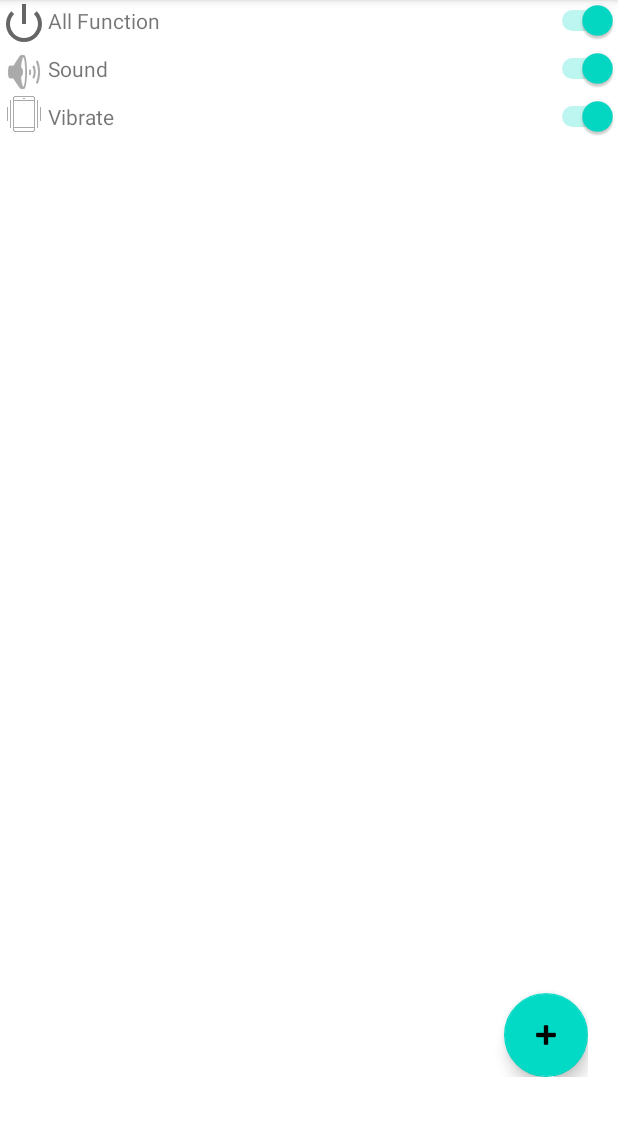
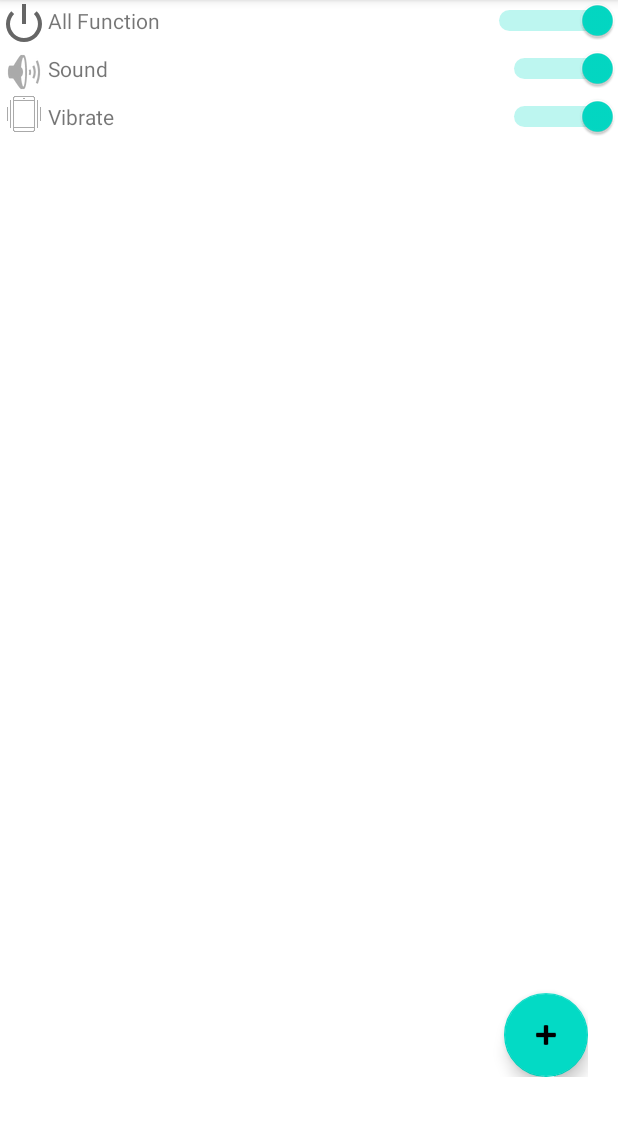
Before and after one commit to gamtruliar/NotiAlarm, an Android app: the screen it shows after launch (MainActivity), on a phone screen of 412 x 824 dp, the part 84-1220 px from its top. Run offline under Robolectric (Android 15) with nearby library versions, the phone set to English and light mode, and no system bars; our stand-ins replace AdMob, navigation-ui; 2 statements that could not run were skipped.

```diff
--- a/app/build.gradle
+++ b/app/build.gradle
@@ -11,8 +11,8 @@ android {
         applicationId "com.gamtruliar.notialarm"
         minSdk 24
         targetSdk 30
-        versionCode 2
-        versionName "1.0.1"
+        versionCode 5
+        versionName "1.0.3"
 
         testInstrumentationRunner "androidx.test.runner.AndroidJUnitRunner"
     }
--- a/app/src/main/java/com/gamtruliar/notialarm/Data/FilterData.kt
+++ b/app/src/main/java/com/gamtruliar/notialarm/Data/FilterData.kt
@@ -17,7 +17,7 @@ data class FilterData (
     var banTimes: HashMap<Int,BanTimePeriod> = HashMap<Int,BanTimePeriod>(),
     var banTimesUUID:Int=0,
     var specSound:String="",
-    var needVibrate:Boolean=false,
-    var needSound:Boolean=false,
+    var needVibrate:Boolean=true,
+    var needSound:Boolean=true,
     var ringDuration:Int= RingDurationType._5_Minus.ordinal
 )
--- a/app/src/main/java/com/gamtruliar/notialarm/SelectAppPage.kt
+++ b/app/src/main/java/com/gamtruliar/notialarm/SelectAppPage.kt
@@ -55,8 +55,8 @@ class SelectAppPage  : NoMenuFragment() {
                     var nAppData=AppData()
                     nAppData.packageName=appInfo.packageName
                     nAppData.app_name=pkName2Label[appInfo.packageName]!!
-                    val icon: Drawable = pm.getApplicationIcon(appInfo.packageName)
-                    nAppData.icon=icon
+//                    val icon: Drawable = pm.getApplicationIcon(appInfo.packageName)
+//                    nAppData.icon=icon
                     data.add(nAppData)
                 }
             }
--- a/app/src/main/res/layout/fragment_first.xml
+++ b/app/src/main/res/layout/fragment_first.xml
@@ -37,7 +37,8 @@
             <Switch
                 android:id="@+id/AllSwitch"
                 android:layout_width="wrap_content"
-                android:layout_height="wrap_content" />
+                android:layout_height="wrap_content"
+                android:switchMinWidth="90dp"/>
 
         </TableRow>
 
@@ -61,7 +62,8 @@
             <Switch
                 android:id="@+id/SoundSwitch"
                 android:layout_width="wrap_content"
-                android:layout_height="wrap_content" />
+                android:layout_height="wrap_content"
+                android:switchMinWidth="80dp"/>
         </TableRow>
 
         <TableRow
@@ -85,7 +87,8 @@
             <Switch
                 android:id="@+id/VibrateSwitch"
                 android:layout_width="wrap_content"
-                android:layout_height="wrap_content" />
+                android:layout_height="wrap_content"
+                android:switchMinWidth="80dp"/>
         </TableRow>
 
         <TableRow
--- a/app/src/main/res/values/strings.xml
+++ b/app/src/main/res/values/strings.xml
@@ -68,7 +68,7 @@
     <string name="About">About</string>
     <string name="Detail">Thank for using my App This is an open-source App https://github.com/gamtruliar/NotifAlarm</string>
     <string name="Author">Author: Gamtruliar</string>
-    <string name="Version" translatable="false">V1.0.0</string>
+    <string name="Version" translatable="false">V1.0.3</string>
 
     <string name="Def">Default</string>
 
```
Also changed, not shown: app/src/main/java/com/gamtruliar/notialarm/AppAdapter.kt (+6 -1 lines), app/src/main/java/com/gamtruliar/notialarm/AppCommon.kt (+6 -2 lines), app/src/main/java/com/gamtruliar/notialarm/NotificationCollectorService.kt (+9 -2 lines).
